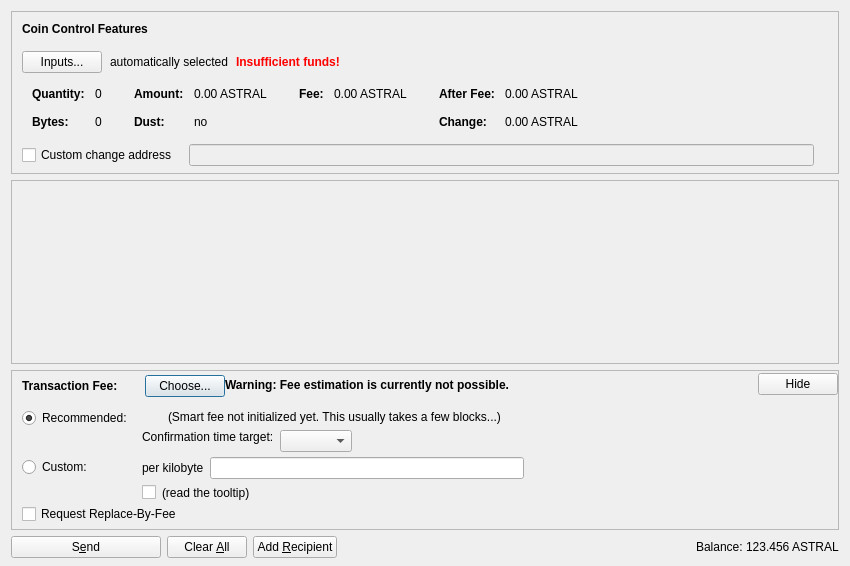
Old version of the form src/qt/forms/sendcoinsdialog.ui in the repository opteron-coin/opteron.
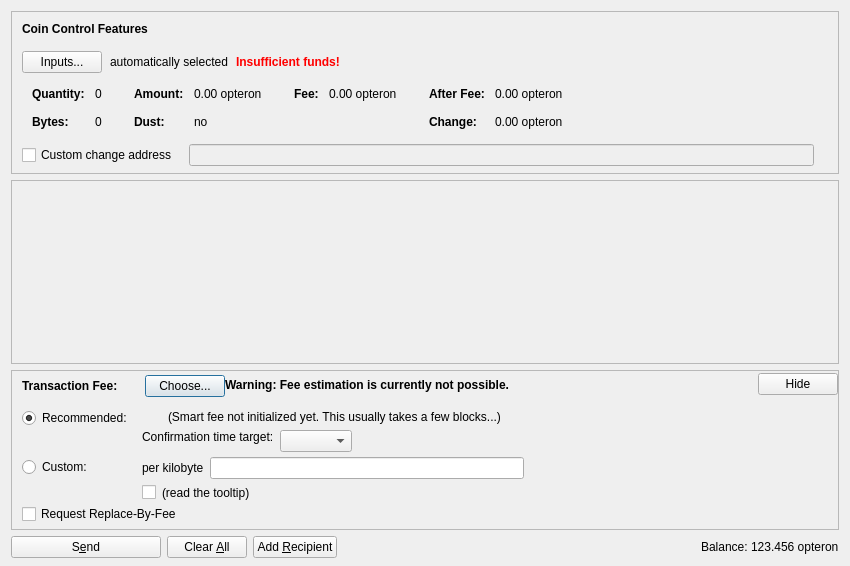
New version of the form. Icons and pictures are not drawn. Custom widgets are drawn as their Qt base class.

Patch:
```diff
--- a/src/qt/forms/sendcoinsdialog.ui
+++ b/src/qt/forms/sendcoinsdialog.ui
@@ -324,7 +324,7 @@
                   <enum>Qt::ActionsContextMenu</enum>
                  </property>
                  <property name="text">
-                  <string notr="true">0.00 ASTRAL</string>
+                  <string notr="true">0.00 opteron</string>
                  </property>
                  <property name="textInteractionFlags">
                   <set>Qt::LinksAccessibleByMouse|Qt::TextSelectableByKeyboard|Qt::TextSelectableByMouse</set>
@@ -404,7 +404,7 @@
                   <enum>Qt::ActionsContextMenu</enum>
                  </property>
                  <property name="text">
-                  <string notr="true">0.00 ASTRAL</string>
+                  <string notr="true">0.00 opteron</string>
                  </property>
                  <property name="textInteractionFlags">
                   <set>Qt::LinksAccessibleByMouse|Qt::TextSelectableByKeyboard|Qt::TextSelectableByMouse</set>
@@ -455,7 +455,7 @@
                   <enum>Qt::ActionsContextMenu</enum>
                  </property>
                  <property name="text">
-                  <string notr="true">0.00 ASTRAL</string>
+                  <string notr="true">0.00 opteron</string>
                  </property>
                  <property name="textInteractionFlags">
                   <set>Qt::LinksAccessibleByMouse|Qt::TextSelectableByKeyboard|Qt::TextSelectableByMouse</set>
@@ -484,7 +484,7 @@
                   <enum>Qt::ActionsContextMenu</enum>
                  </property>
                  <property name="text">
-                  <string notr="true">0.00 ASTRAL</string>
+                  <string notr="true">0.00 opteron</string>
                  </property>
                  <property name="textInteractionFlags">
                   <set>Qt::LinksAccessibleByMouse|Qt::TextSelectableByKeyboard|Qt::TextSelectableByMouse</set>
@@ -1247,7 +1247,7 @@
           <cursorShape>IBeamCursor</cursorShape>
          </property>
          <property name="text">
-          <string notr="true">123.456 ASTRAL</string>
+          <string notr="true">123.456 opteron</string>
          </property>
          <property name="textInteractionFlags">
           <set>Qt::LinksAccessibleByMouse|Qt::TextSelectableByKeyboard|Qt::TextSelectableByMouse</set>
```
Left out of the diff: 12 changed lines with no effect on the pictures.
